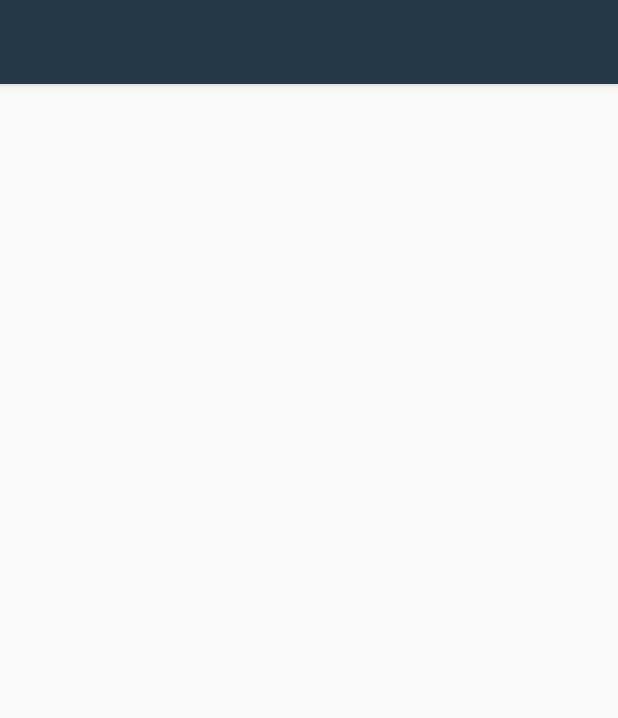
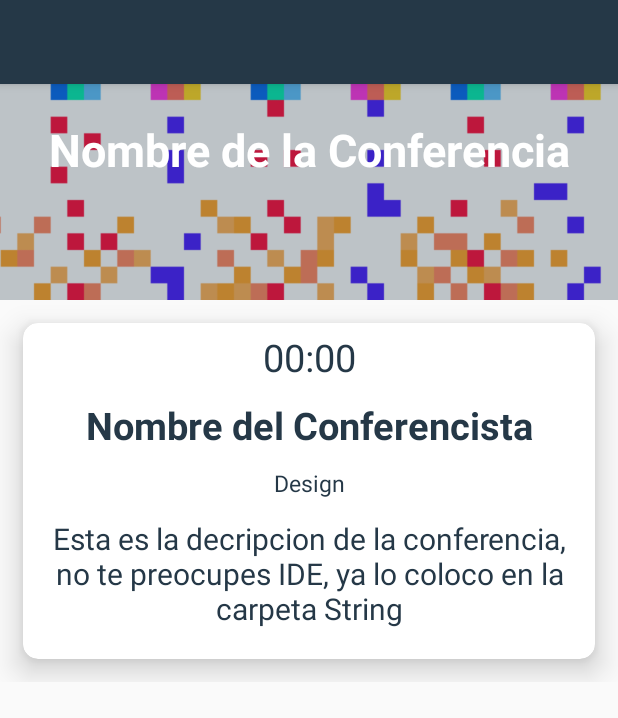
Before and after one commit to Davigam/F1LC4conf, an Android app: the layout fragment_schedule_detail_dialog.xml on its own in the app's theme, with its tools: preview values and no code run, on a phone screen of 412 x 824 dp. Shown: the top 718 px of the screen. Run offline under Robolectric (Android 15) with nearby library versions, the light colour scheme and no system bars.

Commit message:
New Background Image and fragment detail data

```diff
--- a/app/src/main/res/layout/fragment_schedule_detail_dialog.xml
+++ b/app/src/main/res/layout/fragment_schedule_detail_dialog.xml
@@ -1,8 +1,8 @@
 <?xml version="1.0" encoding="utf-8"?>
-<androidx.coordinatorlayout.widget.CoordinatorLayout
-    android:layout_width="match_parent"
+<androidx.coordinatorlayout.widget.CoordinatorLayout android:layout_width="match_parent"
     android:layout_height="match_parent"
-    xmlns:android="http://schemas.android.com/apk/res/android">
+    xmlns:android="http://schemas.android.com/apk/res/android"
+    xmlns:app="http://schemas.android.com/apk/res-auto">
     <com.google.android.material.appbar.AppBarLayout
         android:layout_width="match_parent"
         android:layout_height="wrap_content">
@@ -26,8 +26,83 @@
                     android:layout_height="200dp">
                     <ImageView
                         android:layout_width="match_parent"
-                        android:layout_height="wrap_content"/>
+                        android:layout_height="wrap_content"
+                        android:src="@drawable/backgroundFireWaterFilca"
+                        android:scaleType="centerCrop"/>
+                    <View
+                        android:layout_width="match_parent"
+                        android:layout_height="match_parent"
+                        android:background="@color/colorPrimary"
+                        android:alpha="0.3"/>
+                    <TextView
+                        android:id="@+id/tvConfTitle"
+                        android:layout_width="match_parent"
+                        android:layout_height="wrap_content"
+                        android:text="Nombre de la Conferencia"
+                        android:textSize="30sp"
+                        android:textColor="#FFFFFF"
+                        android:textStyle="bold"
+                        android:gravity="center_horizontal"
+                        android:layout_centerInParent="true"/>
                 </RelativeLayout>
+
+                <androidx.cardview.widget.CardView
+                    android:layout_width="match_parent"
+                    android:layout_height="wrap_content"
+                    app:cardElevation="12dp"
+                    app:cardCornerRadius="10dp"
+                    android:layout_margin="15dp">
+                    <LinearLayout
+                        android:layout_width="match_parent"
+                        android:layout_height="wrap_content"
+                        android:orientation="vertical">
+                        <TextView
+                            android:id="@+id/tvConfDateHour"
+                            android:layout_width="match_parent"
+                            android:layout_height="wrap_content"
+                            android:text="00:00"
+                            android:textSize="25sp"
+                            android:textColor="@color/colorPrimary"
+                            android:textStyle="normal"
+                            android:gravity="center_horizontal"
+                            android:layout_margin="5dp"/>
+
+                        <TextView
+                            android:id="@+id/tvNameExpositor"
+                            android:layout_width="match_parent"
+                            android:layout_height="wrap_content"
+                            android:text="Nombre del Conferencista"
+                            android:textSize="25sp"
+                            android:textColor="@color/colorPrimary"
+                            android:textStyle="bold"
+                            android:gravity="center_horizontal"
+                            android:layout_margin="5dp"/>
+
+                        <TextView
+                            android:id="@+id/tvConfTag"
+                            android:layout_width="match_parent"
+                            android:layout_height="wrap_content"
+                            android:text="Design"
+                            android:textSize="15sp"
+                            android:textColor="@color/colorPrimary"
+                            android:textStyle="normal"
+                            android:gravity="center_horizontal"
+                            android:layout_margin="5dp"/>
+
+                        <TextView
+                            android:id="@+id/tvConfDescription"
+                            android:layout_width="match_parent"
+                            android:layout_height="wrap_content"
+                            android:text="Esta es la decripcion de la conferencia, no te preocupes IDE, ya lo coloco en la carpeta String"
+                            android:textSize="20sp"
+                            android:textColor="@color/colorPrimary"
+                            android:textStyle="normal"
+                            android:gravity="center_horizontal"
+                            android:layout_marginTop="7dp"
+                            android:layout_marginBottom="20dp"/>
+                    </LinearLayout>
+
+                </androidx.cardview.widget.CardView>
 
             </LinearLayout>
         </ScrollView>
```
Also changed, not shown: app/src/main/res/drawable-v24/backgroundFireWaterFilca.png (added).
